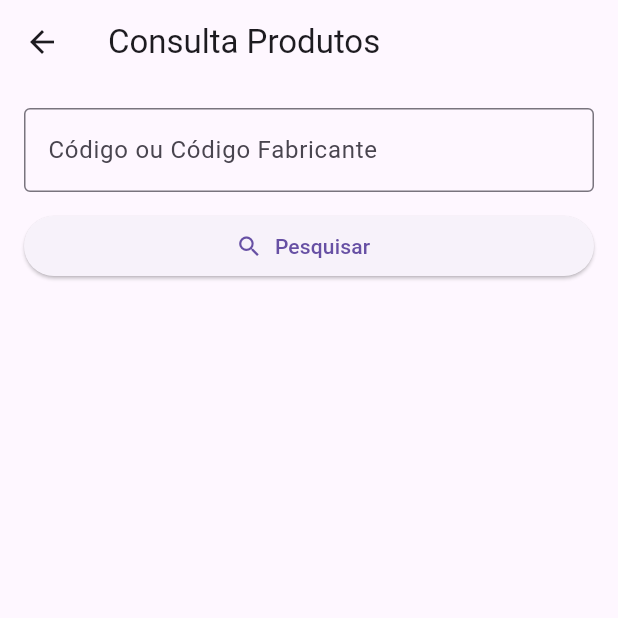
After one commit to NEILTON-MOTTA/DynaControl_App, a Flutter app: the TelaProdutos screen opened directly, after a tap on "Consulta Produtos", on a phone screen of 412 x 824 dp, the top half of it. The commit adds this screen. Run offline on Flutter 3.47's test engine with Material 3 defaults, Android fonts, the phone set to English and light mode, and no system bars; our stand-ins replace shared_preferences; accounts and stored records are empty.

Commit message:
Consulta produtos funcional e logo do aplicativo

```diff
--- a/lib/main.dart
+++ b/lib/main.dart
@@ -4,6 +4,7 @@ import 'dart:io';
 import 'package:flutter/material.dart';
 import 'package:http/http.dart' as http;
 import 'package:shared_preferences/shared_preferences.dart';
+import 'screens/consulta_produtos_page.dart';
 
 void main() async {
   WidgetsFlutterBinding.ensureInitialized();
@@ -292,10 +293,9 @@ Future<void> fazerLogin() async {
     child: Column(
           mainAxisAlignment: MainAxisAlignment.center,
           children: [
-            const Icon(
-  Icons.business,
-  size: 60,
-),
+              Image.asset('assets/images/logo.png',      height: 140,  ),
+              const SizedBox(height: 20),
+
 
 const SizedBox(height: 10),
 
@@ -434,6 +434,9 @@ class TelaMenuPrincipal extends StatelessWidget {
       body: ListView(
         padding: const EdgeInsets.all(16),
         children: [
+
+          Image.asset( 'assets/images/logo.png',  height: 120,),
+          const SizedBox(height: 10),
           const Text(
             'DynaControl',
             style: TextStyle(fontSize: 28, fontWeight: FontWeight.bold),
@@ -537,12 +540,21 @@ class TelaProdutos extends StatelessWidget {
       ),
       body: ListView(
         padding: const EdgeInsets.all(16),
-        children: const [
+        children: [
           Card(
             child: ListTile(
-              leading: Icon(Icons.search),
-              title: Text('Consulta Produtos'),
-              subtitle: Text('Pesquisar produtos no estoque'),
+              leading: const Icon(Icons.search),
+              title: const Text('Consulta Produtos'),
+              subtitle: const Text('Pesquisar produtos no estoque'),
+              trailing: const Icon(Icons.arrow_forward_ios),
+              onTap: () {
+                Navigator.push(
+                  context,
+                  MaterialPageRoute(
+                    builder: (_) => const ConsultaProdutosPage(),
+                  ),
+                );
+              },
             ),
           ),
         ],
--- /dev/null
+++ b/lib/models/produto.dart
@@ -0,0 +1,43 @@
+class Produto {
+  final String codigo;
+  final String descricao;
+  final String aplicacao;
+  final String fabricante;
+  final String segmento;
+  final double qtde;
+  final double preco1;
+  final double preco2;
+  final double preco3;
+  final double preco4;
+  final bool encontrado;
+
+  Produto({
+    required this.codigo,
+    required this.descricao,
+    required this.aplicacao,
+    required this.fabricante,
+    required this.segmento,
+    required this.qtde,
+    required this.preco1,
+    required this.preco2,
+    required this.preco3,
+    required this.preco4,
+    required this.encontrado,
+  });
+
+  factory Produto.fromJson(Map<String, dynamic> json) {
+    return Produto(
+      codigo: json['codigo']?.toString() ?? '',
+      descricao: json['descricao']?.toString() ?? '',
+      aplicacao: json['aplicacao']?.toString() ?? '',
+      fabricante: json['fabricante']?.toString() ?? '',
+      segmento: json['segmento']?.toString() ?? '',
+      qtde: double.tryParse(json['qtde'].toString()) ?? 0,
+      preco1: double.tryParse(json['preco1'].toString()) ?? 0,
+      preco2: double.tryParse(json['preco2'].toString()) ?? 0,
+      preco3: double.tryParse(json['preco3'].toString()) ?? 0,
+      preco4: double.tryParse(json['preco4'].toString()) ?? 0,
+      encontrado: json['encontrado'] ?? false,
+    );
+  }
+}
--- /dev/null
+++ b/lib/screens/consulta_produtos_page.dart
@@ -0,0 +1,186 @@
+import 'package:flutter/material.dart';
+import 'package:shared_preferences/shared_preferences.dart';
+
+import '../models/produto.dart';
+import '../services/produto_service.dart';
+
+class ConsultaProdutosPage extends StatefulWidget {
+  const ConsultaProdutosPage({super.key});
+
+  @override
+  State<ConsultaProdutosPage> createState() => _ConsultaProdutosPageState();
+}
+
+class _ConsultaProdutosPageState extends State<ConsultaProdutosPage> {
+  final TextEditingController _pesquisaController = TextEditingController();
+
+  Produto? produto;
+  bool carregando = false;
+  String mensagem = '';
+
+  Future<void> pesquisarProduto() async {
+    final pesquisa = _pesquisaController.text.trim();
+
+    if (pesquisa.isEmpty) {
+      setState(() {
+        mensagem = 'Digite o código ou código do fabricante.';
+      });
+      return;
+    }
+
+    setState(() {
+      carregando = true;
+      mensagem = '';
+      produto = null;
+    });
+
+    final prefs = await SharedPreferences.getInstance();
+    final endpoint = prefs.getString('endpoint') ?? '';
+
+    if (endpoint.isEmpty) {
+      setState(() {
+        carregando = false;
+        mensagem = 'Endpoint da empresa não configurado.';
+      });
+      return;
+    }
+
+    final resultado = await ProdutoService.pesquisar(
+      endpoint: endpoint,
+      pesquisa: pesquisa,
+    );
+
+    setState(() {
+      carregando = false;
+      produto = resultado;
+      mensagem = resultado == null ? 'Produto não encontrado.' : '';
+    });
+  }
+
+  void verAplicacao() {
+  if (produto == null) return;
+
+  final textoAplicacao = produto!.aplicacao.trim();
+
+  showDialog(
+    context: context,
+    builder: (_) {
+      return AlertDialog(
+        title: const Text('Aplicação'),
+        content: SingleChildScrollView(
+          child: Text(
+            textoAplicacao.isEmpty
+                ? 'Aplicação não informada para este produto.'
+                : textoAplicacao,
+          ),
+        ),
+        actions: [
+          TextButton(
+            onPressed: () => Navigator.pop(context),
+            child: const Text('Fechar'),
+          ),
+        ],
+      );
+    },
+  );
+}
+  String dinheiro(double valor) {
+    return 'R\$ ${valor.toStringAsFixed(2).replaceAll('.', ',')}';
+  }
+
+  @override
+  Widget build(BuildContext context) {
+    return Scaffold(
+      appBar: AppBar(
+        title: const Text('Consulta Produtos'),
+      ),
+      body: Padding(
+        padding: const EdgeInsets.all(16),
+        child: Column(
+          children: [
+            TextField(
+              controller: _pesquisaController,
+              decoration: const InputDecoration(
+                labelText: 'Código ou Código Fabricante',
+                border: OutlineInputBorder(),
+              ),
+              textInputAction: TextInputAction.search,
+              onSubmitted: (_) => pesquisarProduto(),
+            ),
+
+            const SizedBox(height: 12),
+
+            SizedBox(
+              width: double.infinity,
+              child: ElevatedButton.icon(
+                onPressed: carregando ? null : pesquisarProduto,
+                icon: const Icon(Icons.search),
+                label: const Text('Pesquisar'),
+              ),
+            ),
+
+            const SizedBox(height: 16),
+
+            if (carregando)
+              const CircularProgressIndicator(),
+
+            if (mensagem.isNotEmpty)
+              Text(
+                mensagem,
+                style: const TextStyle(fontSize: 16),
+              ),
+
+            if (produto != null)
+              Expanded(
+                child: SingleChildScrollView(
+                  child: Card(
+                    elevation: 3,
+                    child: Padding(
+                      padding: const EdgeInsets.all(16),
+                      child: Column(
+                        crossAxisAlignment: CrossAxisAlignment.start,
+                        children: [
+                          Text(
+                            produto!.descricao,
+                            style: const TextStyle(
+                              fontSize: 20,
+                              fontWeight: FontWeight.bold,
+                            ),
+                          ),
+
+                          const SizedBox(height: 12),
+
+                          Text('Código: ${produto!.codigo}'),
+                          Text('Fabricante: ${produto!.fabricante}'),
+                          Text('Segmento: ${produto!.segmento}'),
+                          Text('Estoque: ${produto!.qtde.toStringAsFixed(0)}'),
+
+                          const Divider(height: 30),
+
+                          Text('Preço 1: ${dinheiro(produto!.preco1)}'),
+                          Text('Preço 2: ${dinheiro(produto!.preco2)}'),
+                          Text('Preço 3: ${dinheiro(produto!.preco3)}'),
+                          Text('Preço 4: ${dinheiro(produto!.preco4)}'),
+
+                          const SizedBox(height: 20),
+
+                          SizedBox(
+                            width: double.infinity,
+                            child: OutlinedButton.icon(
+                              onPressed: verAplicacao,
+                              icon: const Icon(Icons.description),
+                              label: const Text('Ver Aplicação'),
+                            ),
+                          ),
+                        ],
+                      ),
+                    ),
+                  ),
+                ),
+              ),
+          ],
+        ),
+      ),
+    );
+  }
+}
```
Also changed, not shown: lib/services/produto_service.dart (added, +59 -0 lines), pubspec.yaml (+10 -4 lines), assets/images/logo.png (added), pubspec.lock, 5 other files.
